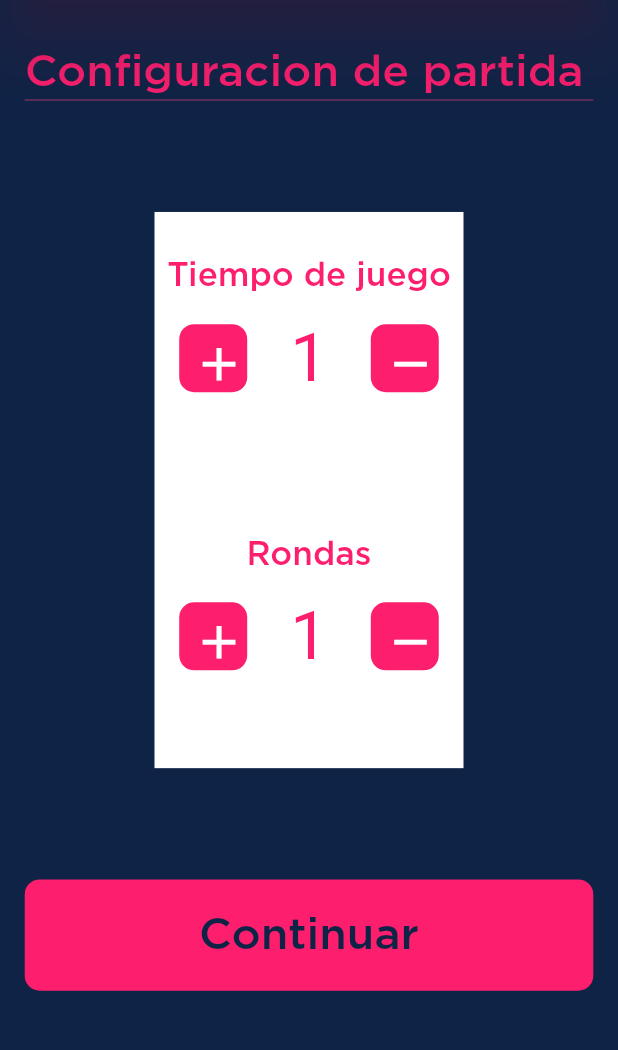
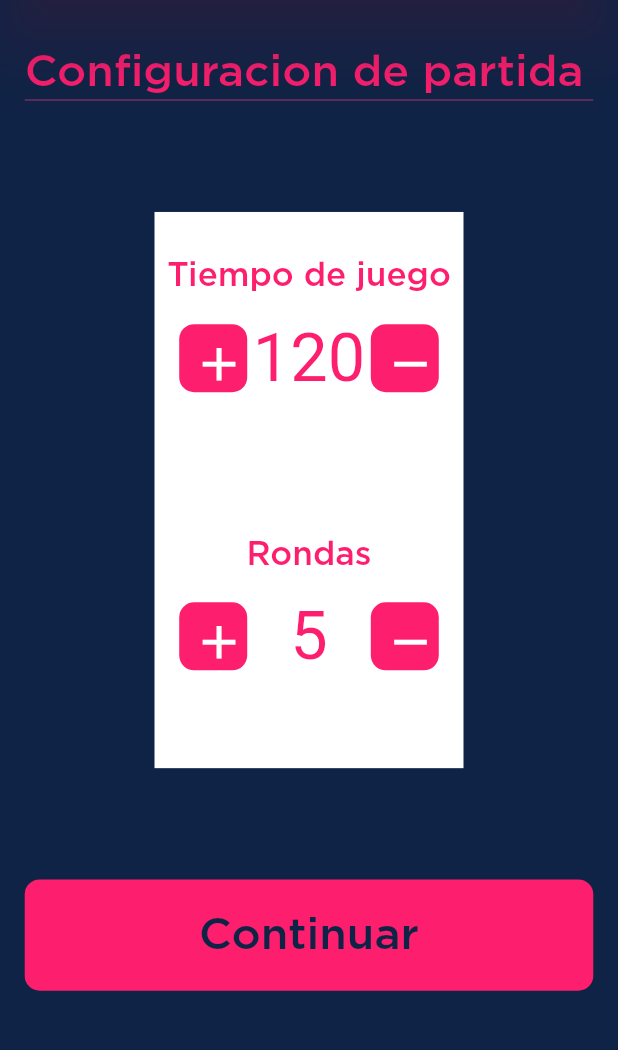
Before and after one commit to yoelyas/mimo-do-app, a Flutter app: the ConfigJuegoPage screen opened by its route, on a phone screen of 412 x 824 dp, the part 134-1184 px from its top. Run offline on Flutter 3.47's test engine with Material 2 defaults, Android fonts, the phone set to English and light mode, and no system bars; our stand-ins replace timer_count_down; Roboto replaces fonts that are missing (lato-bold); statements that could not run were skipped.

Commit message:
app casi terminado solo falta la ultima funcion y paso a lo demas

```diff
--- a/lib/pages/home_page.dart
+++ b/lib/pages/home_page.dart
@@ -67,7 +67,7 @@ class HomePage extends StatelessWidget {
               height: viewport.getCalcHeight(0.1),
             ),
             const Bottom(
-              text: "En cartelera",
+              text: "Cartelera",
               imagen: 'assets/pelicula.png',
               subtexto: 'Juega con pelis solo en cine',
             ),
--- a/lib/pages/tabla_pociciones_page.dart
+++ b/lib/pages/tabla_pociciones_page.dart
@@ -108,8 +108,9 @@ class TablaPosicionesPage extends StatelessWidget {
                       ),
                       onPressed: () {
                         if (equipoProvider.getRonda() > 0) {
+                          print(equipoProvider.getModoElejido());
                           Navigator.pushNamed(
-                              context, RuletaDeGeneros.routeName);
+                              context, equipoProvider.getModoElejido());
                         } else {
                           loginFormProvider.reset();
                           moviesProvider.reset();
--- a/lib/providers/equipo_provider.dart
+++ b/lib/providers/equipo_provider.dart
@@ -6,10 +6,17 @@ class EquipoProvider extends ChangeNotifier {
 
   int _cantEquipos = 2;
   Map<String, int> _equipos = {};
-  int _tiempoJuego = 1;
-  int _rondas = 1;
+  int _tiempoJuego = 120;
+  int _rondas = 5;
   String _generoElejido = '';
   int _rondaActual = 0;
+  String _modoElejido = '';
+
+  String getModoElejido() => _modoElejido;
+
+  setModoElejido(String text) {
+    _modoElejido = text.toLowerCase();
+  }
 
   reset() {
     _teamCollection = TeamCollection();
```
Also changed, not shown: lib/pages/pelicula_page.dart (+5 -5 lines), lib/widgets/bottom.dart (+4 -3 lines), lib/widgets/genero_button.dart (+13 -1 lines).
